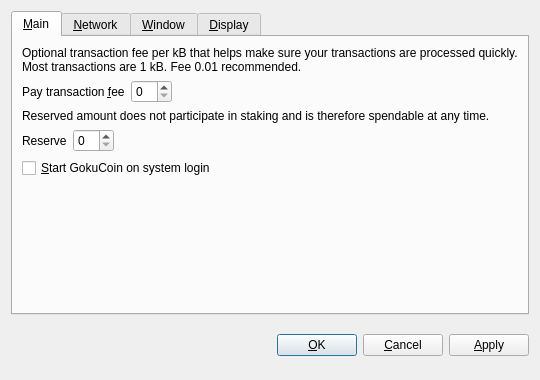
The window that src/qt/forms/optionsdialog.ui (bumbacoin/xgox) describes before a commit, drawn with Qt 5.
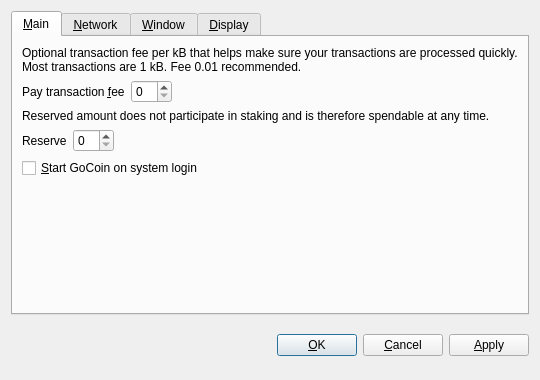
The same window after the commit. Custom widgets are drawn as their Qt base class.

What changed in the file:
```diff
--- a/src/qt/forms/optionsdialog.ui
+++ b/src/qt/forms/optionsdialog.ui
@@ -128,7 +128,7 @@
           <string>Automatically start GokuCoin after logging in to the system.</string>
          </property>
          <property name="text">
-          <string>&amp;Start GokuCoin on system login</string>
+          <string>&amp;Start GoCoin on system login</string>
          </property>
         </widget>
        </item>
```
Left out of the diff: 10 changed lines with no effect on the pictures.
